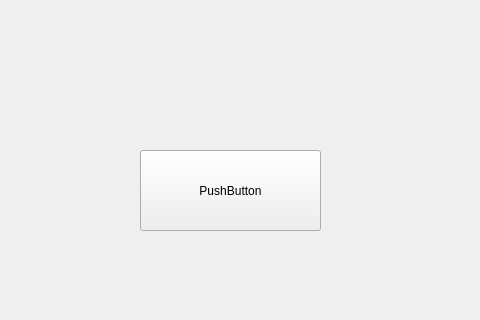
First picture: the form in Ui.ui, repository Deniska5252/git_project1, before the edit; both pictures show x 130 to 610 and y 280 to 600 of the 700 by 600 pixel window.
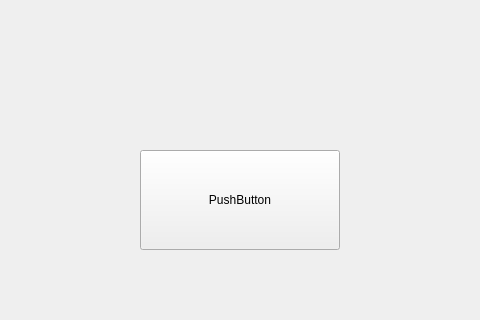
Second picture: the form after the edit.

```diff
--- a/Ui.ui
+++ b/Ui.ui
@@ -19,8 +19,8 @@
      <rect>
       <x>270</x>
       <y>430</y>
-      <width>181</width>
-      <height>81</height>
+      <width>200</width>
+      <height>100</height>
      </rect>
     </property>
     <property name="text">
```
Left out of the diff: 4 changed lines with no effect on the pictures.
